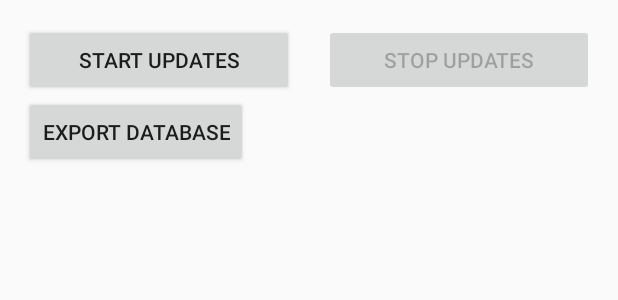
After one commit to pratirvce/SecurePhone, an Android app: the layout continuous_location.xml on its own in the app's theme, with its tools: preview values and no code run, on a phone screen of 412 x 824 dp. The commit adds this screen. Shown: the top 300 px of the screen. Run offline under Robolectric (Android 15) with nearby library versions, the phone set to English and light mode, and no system bars.

Commit message:
added xml file for location updates

```diff
--- a/app/src/main/java/com/sjsu/securephone/theftdetector/database/NotificationHandler.java
+++ b/app/src/main/java/com/sjsu/securephone/theftdetector/NotificationHandler.java
@@ -1,4 +1,4 @@
-package com.sjsu.securephone.theftdetector.database;
+package com.sjsu.securephone.theftdetector;
 
 import android.app.NotificationManager;
 import android.content.BroadcastReceiver;
--- /dev/null
+++ b/app/src/main/res/layout/continuous_location.xml
@@ -0,0 +1,89 @@
+<?xml version="1.0" encoding="utf-8"?><!--
+     Copyright (C) 2014 Google, Inc.
+
+     Licensed under the Apache License, Version 2.0 (the "License");
+     you may not use this file except in compliance with the License.
+     You may obtain a copy of the License at
+
+          http://www.apache.org/licenses/LICENSE-2.0
+
+     Unless required by applicable law or agreed to in writing, software
+     distributed under the License is distributed on an "AS IS" BASIS,
+     WITHOUT WARRANTIES OR CONDITIONS OF ANY KIND, either express or implied.
+     See the License for the specific language governing permissions and
+     limitations under the License.
+-->
+
+<LinearLayout xmlns:android="http://schemas.android.com/apk/res/android"
+android:layout_width="match_parent"
+android:layout_height="match_parent"
+android:orientation="vertical"
+android:paddingBottom="@dimen/activity_vertical_margin"
+android:paddingLeft="@dimen/activity_horizontal_margin"
+android:paddingRight="@dimen/activity_horizontal_margin"
+android:paddingTop="@dimen/activity_vertical_margin">
+
+<LinearLayout
+    android:layout_width="match_parent"
+    android:layout_height="wrap_content"
+    android:baselineAligned="false"
+    android:orientation="horizontal">
+
+    <Button
+        android:id="@+id/start_updates_button"
+        android:layout_width="0dp"
+        android:layout_height="wrap_content"
+        android:layout_marginEnd="10dp"
+        android:layout_marginRight="10dp"
+        android:layout_weight="1"
+        android:gravity="center"
+        android:onClick="startUpdatesButtonHandler"
+        android:text="@string/start_updates"/>
+
+    <Button
+        android:id="@+id/stop_updates_button"
+        android:layout_width="0dp"
+        android:layout_height="wrap_content"
+        android:layout_marginLeft="@dimen/small_margin"
+        android:layout_marginStart="@dimen/small_margin"
+        android:layout_weight="1"
+        android:enabled="false"
+        android:gravity="center"
+        android:onClick="stopUpdatesButtonHandler"
+        android:text="@string/stop_updates"/>
+</LinearLayout>
+
+<Button
+    android:id="@+id/export_button"
+    android:layout_width="wrap_content"
+    android:layout_height="wrap_content"
+    android:layout_marginEnd="10dp"
+    android:layout_marginRight="10dp"
+    android:gravity="center"
+    android:onClick="exportDatabaseToSdCard"
+    android:text="Export database"/>
+
+<TextView
+    android:id="@+id/latitude_text"
+    android:layout_width="wrap_content"
+    android:layout_height="wrap_content"
+    android:layout_marginLeft="@dimen/small_margin"
+    android:layout_marginStart="@dimen/small_margin"
+    android:textSize="@dimen/default_text_size"/>
+
+<TextView
+    android:id="@+id/longitude_text"
+    android:layout_width="wrap_content"
+    android:layout_height="wrap_content"
+    android:layout_marginLeft="@dimen/small_margin"
+    android:layout_marginStart="@dimen/small_margin"
+    android:textSize="@dimen/default_text_size"/>
+
+<TextView
+    android:id="@+id/last_update_time_text"
+    android:layout_width="wrap_content"
+    android:layout_height="wrap_content"
+    android:layout_marginLeft="@dimen/small_margin"
+    android:layout_marginStart="@dimen/small_margin"
+    android:textSize="@dimen/default_text_size"/>
+</LinearLayout>
--- a/app/src/main/res/values/dimens.xml
+++ b/app/src/main/res/values/dimens.xml
@@ -6,4 +6,9 @@
     <dimen name="left_column_width">115dp</dimen>
     <dimen name="text_item_padding">10dp</dimen>
     <dimen name="frame_layout_padding">10dp</dimen>
+
+    <dimen name="default_text_size">16sp</dimen>
+    <dimen name="ui_group_top_margin">24dp</dimen>
+
+    <dimen name="small_margin">10dp</dimen>
 </resources>
--- a/app/src/main/res/values/strings.xml
+++ b/app/src/main/res/values/strings.xml
@@ -36,6 +36,17 @@
         completions."
     </string>
 
+    <!-- Strings related to Location updates -->
     <string name="resume">Resume Location Updates</string>
     <string name="pause">Pause Location Updates</string>
+
+
+    <string name="latitude_label">Latitude</string>
+    <string name="longitude_label">Longitude</string>
+    <string name="last_update_time_label">Last location update time</string>
+
+    <string name="start_updates">Start updates</string>
+    <string name="stop_updates">Stop updates</string>
+    <string name="location_updated_message">Location updated</string>
+    <string name="location_update">Location %1$s</string>
 </resources>
```
